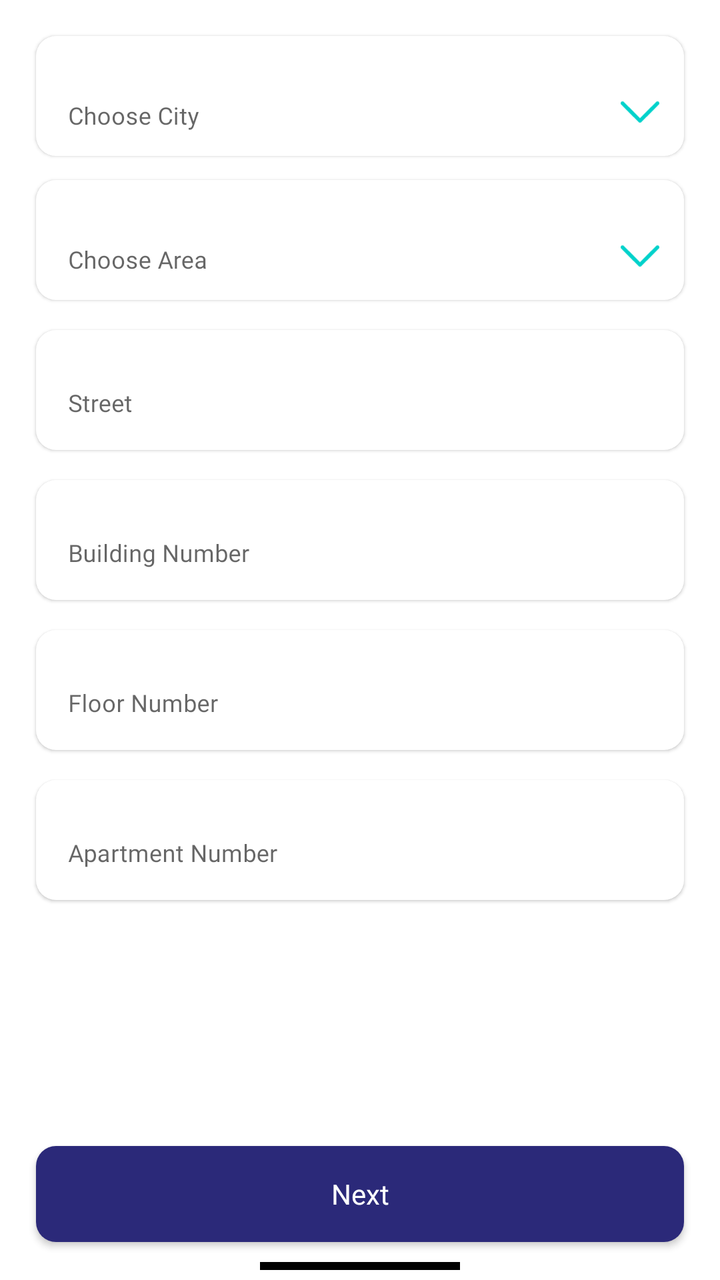
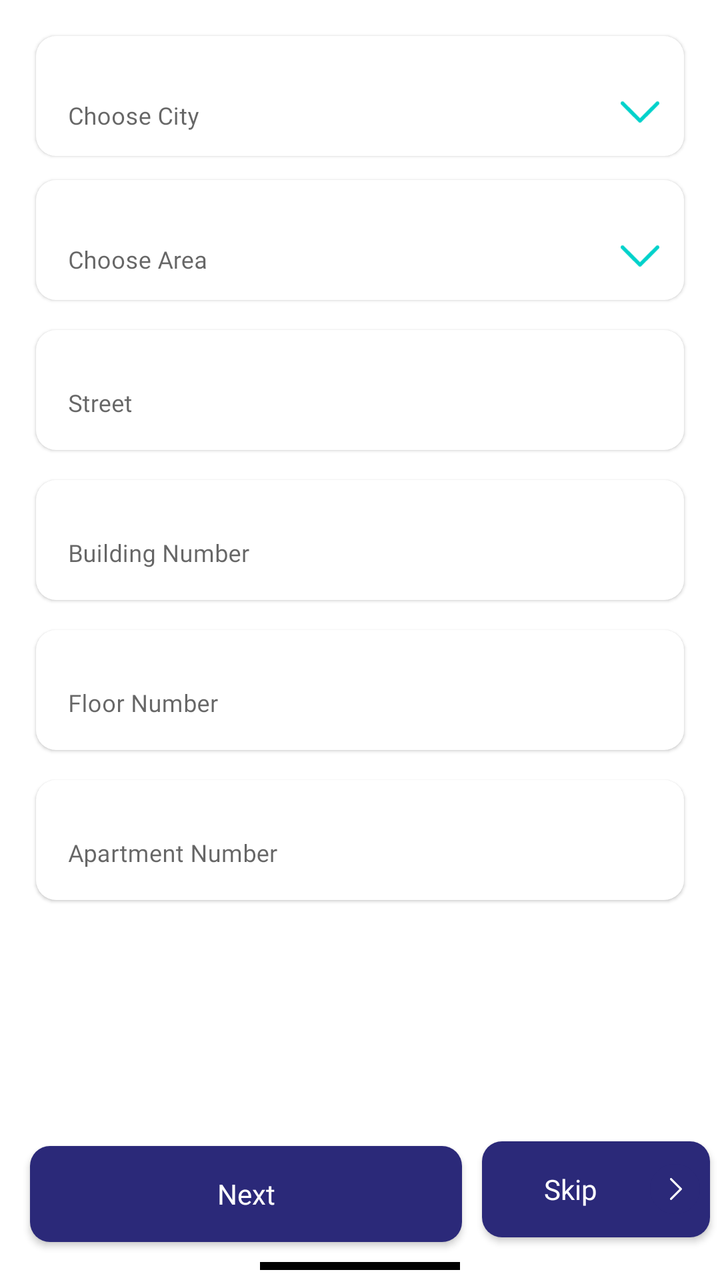

Two renders of the same Android screen: before a commit and after it. Below are the layout's source before the change and the commit's diff.
<!-- AndroidManifest.xml: application theme Theme.NewDesign -->
<!-- res/layout/locationfragment.xml -->
<?xml version="1.0" encoding="utf-8"?>
<androidx.constraintlayout.widget.ConstraintLayout
    xmlns:android="http://schemas.android.com/apk/res/android"
    xmlns:tools="http://schemas.android.com/tools"
    android:layout_width="match_parent"
    android:layout_height="match_parent"
    xmlns:app="http://schemas.android.com/apk/res-auto"
    tools:context=".fragment.navstrepercontent.LocationFragment">

    <androidx.core.widget.NestedScrollView
        android:id="@+id/layout"
        android:layout_width="match_parent"
        android:layout_height="0dp"
        app:layout_constraintEnd_toEndOf="parent"
        app:layout_constraintStart_toStartOf="parent"
        app:layout_constraintTop_toTopOf="parent"
        app:layout_constraintBottom_toTopOf="@+id/layout_btn"
        >

        <androidx.constraintlayout.widget.ConstraintLayout
            android:layout_width="match_parent"
            android:layout_height="match_parent"
            android:padding="3dp">
    <androidx.constraintlayout.widget.ConstraintLayout
        android:id="@+id/layout_Choose_City"
        android:layout_width="match_parent"
        android:layout_height="wrap_content"
        android:layout_marginStart="15dp"
        android:layout_marginTop="15dp"
        android:layout_marginEnd="15dp"
        android:background="@drawable/bg_edittext"
        android:elevation="1dp"
        app:layout_constraintEnd_toEndOf="parent"
        app:layout_constraintStart_toStartOf="parent"
        app:layout_constraintTop_toTopOf="parent">

        <androidx.appcompat.widget.AppCompatImageView
            android:id="@+id/iv_arrowdownChoose_City"
            android:layout_width="20dp"
            android:layout_height="20dp"
            android:layout_gravity="center_horizontal"
            android:layout_marginEnd="12dp"
            android:layout_marginBottom="12dp"
            android:gravity="start"
            android:src="@drawable/ic_arrowdwon"
            app:layout_constraintBottom_toBottomOf="parent"
            app:layout_constraintEnd_toEndOf="parent" />

        <com.google.android.material.textfield.TextInputLayout
            android:id="@+id/textinput_Choose_City"
            style="@style/Widget.MaterialComponents.TextInputLayout.OutlinedBox"
            android:layout_width="match_parent"
            android:layout_height="55dp"
            android:layout_marginEnd="25dp"
            android:layout_marginBottom="5dp"
            android:hint="@string/choose_city"
            android:paddingTop="2dp"
            app:boxBackgroundColor="@color/white"
            app:boxBackgroundMode="none"
            app:layout_constraintBottom_toBottomOf="parent"
            app:layout_constraintEnd_toEndOf="parent"
            app:layout_constraintStart_toStartOf="parent"
            app:layout_constraintTop_toTopOf="parent">

            <com.google.android.material.textfield.TextInputEditText
                android:id="@+id/et_Choose_City"
                android:layout_width="match_parent"
                android:layout_height="55dp"
                android:layout_gravity="center_horizontal"
                android:fontFamily="@font/avenirltstd_roman"
                android:inputType="text"
                android:enabled="false"
                android:textColor="@color/black"
                android:textSize="12sp" />

        </com.google.android.material.textfield.TextInputLayout>

    </androidx.constraintlayout.widget.ConstraintLayout>
            <androidx.appcompat.widget.AppCompatTextView
                android:id="@+id/tv_cityError"
                android:layout_width="wrap_content"
                android:layout_height="wrap_content"
                android:layout_marginTop="5dp"
                android:layout_marginBottom="5dp"
                android:layout_marginStart="15dp"
                android:fontFamily="@font/avenirltstd_roman"
                android:gravity="center"
                android:padding="3dp"
                android:visibility="gone"
                android:textColor="@color/red"
                android:textSize="12sp"
                app:layout_constraintStart_toStartOf="parent"
                app:layout_constraintTop_toBottomOf="@+id/layout_Choose_City"
                app:layout_constraintBottom_toTopOf="@+id/layout_Choose_Area"
                />
    <androidx.constraintlayout.widget.ConstraintLayout
        android:id="@+id/layout_Choose_Area"
        android:layout_width="match_parent"
        android:layout_height="wrap_content"
        android:layout_marginStart="15dp"
        android:layout_marginTop="12dp"
        android:layout_marginEnd="15dp"
        android:layout_marginBottom="10dp"
        android:animateLayoutChanges="true"
        android:clickable="true"
        android:background="@drawable/bg_edittext"
        android:elevation="1dp"
        app:layout_constraintEnd_toEndOf="parent"
        app:layout_constraintStart_toStartOf="parent"
        app:layout_constraintTop_toBottomOf="@+id/layout_Choose_City">

        <androidx.appcompat.widget.AppCompatImageView
            android:id="@+id/iv_arrowdownArea"
            android:layout_width="20dp"
            android:layout_height="20dp"
            android:layout_gravity="center_horizontal"
            android:layout_marginEnd="12dp"
            android:layout_marginBottom="12dp"
            android:gravity="start"
            android:src="@drawable/ic_arrowdwon"
            app:layout_constraintBottom_toBottomOf="parent"
            app:layout_constraintEnd_toEndOf="parent" />

        <com.google.android.material.textfield.TextInputLayout
            android:id="@+id/textinput_Choose_Area"
            style="@style/Widget.MaterialComponents.TextInputLayout.OutlinedBox"
            android:layout_width="match_parent"
            android:layout_height="55dp"
            android:layout_marginEnd="25dp"
            android:layout_marginBottom="5dp"
            android:hint="@string/choose_area"
            android:paddingTop="2dp"
            app:boxBackgroundColor="@color/white"
            app:boxBackgroundMode="none"
            app:layout_constraintBottom_toBottomOf="parent"
            app:layout_constraintEnd_toEndOf="parent"
            app:layout_constraintStart_toStartOf="parent"
            app:layout_constraintTop_toTopOf="parent">

            <com.google.android.material.textfield.TextInputEditText
                android:id="@+id/et_Choose_Area"
                android:layout_width="match_parent"
                android:layout_height="55dp"
                android:layout_gravity="center_horizontal"
                android:fontFamily="@font/avenirltstd_roman"
                android:inputType="text"
                android:enabled="false"
                android:textColor="@color/black"
                android:textSize="12sp" />

        </com.google.android.material.textfield.TextInputLayout>

    </androidx.constraintlayout.widget.ConstraintLayout>

            <androidx.appcompat.widget.AppCompatButton
                    android:id="@+id/btn_layout_Choose_City"
                    android:layout_width="0dp"
                    android:layout_height="0dp"
                    android:background="@android:color/transparent"
                    app:layout_constraintEnd_toEndOf="@+id/layout_Choose_City"
                    app:layout_constraintStart_toStartOf="@+id/layout_Choose_City"
                    app:layout_constraintTop_toTopOf="@+id/layout_Choose_City"
                    app:layout_constraintBottom_toBottomOf="@+id/layout_Choose_City"
            />
            <androidx.appcompat.widget.AppCompatButton
                    android:id="@+id/btn_layout_Choose_Area"
                    android:layout_width="0dp"
                    android:layout_height="0dp"
                    android:background="@android:color/transparent"
                    app:layout_constraintEnd_toEndOf="@+id/layout_Choose_Area"
                    app:layout_constraintStart_toStartOf="@+id/layout_Choose_Area"
                    app:layout_constraintTop_toTopOf="@+id/layout_Choose_Area"
                    app:layout_constraintBottom_toBottomOf="@+id/layout_Choose_Area"
            />
            <androidx.appcompat.widget.AppCompatTextView
                android:id="@+id/tv_areaError"
                android:layout_width="wrap_content"
                android:layout_height="wrap_content"
                android:layout_marginTop="5dp"
                android:layout_marginBottom="5dp"
                android:layout_marginStart="15dp"
                android:fontFamily="@font/avenirltstd_roman"
                android:gravity="center"
                android:padding="3dp"
                android:visibility="gone"
                android:textColor="@color/red"
                android:textSize="12sp"
                app:layout_constraintStart_toStartOf="parent"
                app:layout_constraintTop_toBottomOf="@+id/layout_Choose_Area"
                app:layout_constraintBottom_toTopOf="@+id/textinput_Street"
                />
    <com.google.android.material.textfield.TextInputLayout
        android:id="@+id/textinput_Street"
        style="@style/Widget.MaterialComponents.TextInputLayout.OutlinedBox"
        android:layout_width="match_parent"
        android:layout_height="60dp"
        android:layout_margin="15dp"
        android:background="@drawable/bg_edittext"
        android:elevation="1dp"
        android:hint="@string/street"
        android:paddingTop="2dp"
        app:boxBackgroundMode="none"
        app:layout_constraintEnd_toEndOf="parent"
        app:layout_constraintStart_toStartOf="parent"
        app:layout_constraintTop_toBottomOf="@+id/layout_Choose_Area">

        <com.google.android.material.textfield.TextInputEditText
            android:id="@+id/et_Street"
            android:layout_width="match_parent"
            android:layout_height="60dp"
            android:layout_gravity="center_horizontal"
            android:fontFamily="@font/avenirltstd_roman"
            android:gravity="start"
            android:inputType="textEmailAddress"
            android:textColor="@color/gray"
            android:textSize="12sp" />

    </com.google.android.material.textfield.TextInputLayout>
            <androidx.appcompat.widget.AppCompatTextView
                    android:id="@+id/tv_streatError"
                    android:layout_width="wrap_content"
                    android:layout_height="wrap_content"
                    android:layout_marginTop="5dp"
                    android:layout_marginBottom="5dp"
                    android:layout_marginStart="15dp"
                    android:fontFamily="@font/avenirltstd_roman"
                    android:gravity="center"
                    android:padding="3dp"
                    android:text=""
                    android:visibility="visible"
                    android:textColor="@color/red"
                    android:textSize="12sp"
                    app:layout_constraintStart_toStartOf="parent"
                    app:layout_constraintTop_toBottomOf="@+id/textinput_Street"
                    app:layout_constraintBottom_toTopOf="@+id/textinput_BuildingNumber"
                    />
    <com.google.android.material.textfield.TextInputLayout
        android:id="@+id/textinput_BuildingNumber"
        style="@style/Widget.MaterialComponents.TextInputLayout.OutlinedBox"
        android:layout_width="match_parent"
        android:layout_height="60dp"
        android:layout_margin="15dp"
        android:background="@drawable/bg_edittext"
        android:elevation="1dp"
        android:hint="@string/building_number"
        android:paddingTop="2dp"
        app:boxBackgroundMode="none"
        app:layout_constraintEnd_toEndOf="parent"
        app:layout_constraintStart_toStartOf="parent"
        app:layout_constraintTop_toBottomOf="@+id/textinput_Street">

        <com.google.android.material.textfield.TextInputEditText
            android:id="@+id/et_BuildingNumber"
            android:layout_width="match_parent"
            android:layout_height="60dp"
            android:layout_gravity="center_horizontal"
            android:fontFamily="@font/avenirltstd_roman"
            android:gravity="start"
            android:inputType="textEmailAddress"
            android:textColor="@color/gray"
            android:textSize="12sp" />

    </com.google.android.material.textfield.TextInputLayout>
    <com.google.android.material.textfield.TextInputLayout
        android:id="@+id/textinput_FloorNumber"
        style="@style/Widget.MaterialComponents.TextInputLayout.OutlinedBox"
        android:layout_width="match_parent"
        android:layout_height="60dp"
        android:layout_margin="15dp"
        android:background="@drawable/bg_edittext"
        android:elevation="1dp"
        android:hint="@string/floor_number"
        android:paddingTop="2dp"
        app:boxBackgroundMode="none"
        app:layout_constraintEnd_toEndOf="parent"
        app:layout_constraintStart_toStartOf="parent"
        app:layout_constraintTop_toBottomOf="@+id/textinput_BuildingNumber">

        <com.google.android.material.textfield.TextInputEditText
            android:id="@+id/et_FloorNumber"
            android:layout_width="match_parent"
            android:layout_height="60dp"
            android:layout_gravity="center_horizontal"
            android:fontFamily="@font/avenirltstd_roman"
            android:gravity="start"
            android:inputType="number"
            android:textColor="@color/gray"
            android:textSize="12sp" />

    </com.google.android.material.textfield.TextInputLayout>
    <com.google.android.material.textfield.TextInputLayout
        android:id="@+id/textinput_ApartmentNumber"
        style="@style/Widget.MaterialComponents.TextInputLayout.OutlinedBox"
        android:layout_width="match_parent"
        android:layout_height="60dp"
        android:layout_margin="15dp"
        android:background="@drawable/bg_edittext"
        android:elevation="1dp"
        android:hint="@string/apartment_number"
        android:paddingTop="2dp"
        app:boxBackgroundMode="none"
        app:layout_constraintBottom_toBottomOf="parent"
        app:layout_constraintEnd_toEndOf="parent"
        app:layout_constraintStart_toStartOf="parent"
        app:layout_constraintTop_toBottomOf="@+id/textinput_FloorNumber">

        <com.google.android.material.textfield.TextInputEditText
            android:id="@+id/et_ApartmentNumber"
            android:layout_width="match_parent"
            android:layout_height="60dp"
            android:layout_gravity="center_horizontal"
            android:fontFamily="@font/avenirltstd_roman"
            android:gravity="start"
            android:inputType="textEmailAddress"
            android:textColor="@color/gray"
            android:textSize="12sp" />

    </com.google.android.material.textfield.TextInputLayout>


        </androidx.constraintlayout.widget.ConstraintLayout>
    </androidx.core.widget.NestedScrollView>

    <androidx.constraintlayout.widget.ConstraintLayout
        android:id="@+id/layout_btn"
        android:layout_width="match_parent"
        android:layout_height="wrap_content"
        app:layout_constraintTop_toBottomOf="@+id/layout"
        app:layout_constraintBottom_toTopOf="@+id/imageView"
        app:layout_constraintEnd_toEndOf="parent"
        app:layout_constraintStart_toStartOf="parent">

        <androidx.appcompat.widget.AppCompatButton
            android:id="@+id/btn_next"
            android:layout_width="0dp"
            android:layout_height="wrap_content"
            android:layout_marginTop="15dp"
            android:layout_marginBottom="10dp"
            android:background="@drawable/bg_chooselang_button"
            android:fontFamily="@font/avenirltstd_black"
            android:padding="5dp"
            android:text="@string/next"
            android:textColor="@color/white"
            android:textSize="14sp"
            android:textAllCaps="false"
            app:layout_constraintTop_toTopOf="parent"
            app:layout_constraintBottom_toBottomOf="parent"
            app:layout_constraintEnd_toEndOf="parent"
            app:layout_constraintStart_toStartOf="parent"
            app:layout_constraintWidth_percent=".9" />
    </androidx.constraintlayout.widget.ConstraintLayout>
    <ProgressBar
        android:id="@+id/progress_bar"
        android:layout_width="wrap_content"
        android:layout_height="wrap_content"
        app:layout_constraintEnd_toEndOf="@+id/layout_btn"
        app:layout_constraintStart_toStartOf="@+id/layout_btn"
        app:layout_constraintBottom_toBottomOf="@+id/layout_btn"
        app:layout_constraintTop_toTopOf="@+id/layout_btn"
        android:visibility="gone"
        />


    <ImageView
        android:id="@+id/imageView"
        android:layout_width="100dp"
        android:layout_height="4dp"
        android:layout_marginTop="20dp"
        android:layout_marginBottom="5dp"
        android:adjustViewBounds="true"
        android:background="@color/black"
        app:layout_constraintBottom_toBottomOf="parent"
        app:layout_constraintEnd_toEndOf="parent"
        app:layout_constraintStart_toStartOf="parent"
         />
    <ProgressBar
        android:id="@+id/progress_barInfo"
        android:layout_width="wrap_content"
        android:layout_height="wrap_content"
        android:visibility="gone"
        app:layout_constraintBottom_toBottomOf="parent"
        app:layout_constraintEnd_toEndOf="parent"
        app:layout_constraintStart_toStartOf="parent"
        app:layout_constraintTop_toTopOf="parent" />

</androidx.constraintlayout.widget.ConstraintLayout>
<!-- resources referenced by this layout -->
<resources>
  <color name="black">#FF000000</color>
  <color name="gray">#B7B7B7</color>
  <color name="red">#F60707</color>
  <color name="white">#FFFFFFFF</color>
  <!-- drawable bg_chooselang_button (drawable) -->
  <?xml version="1.0" encoding="utf-8"?>
  <shape xmlns:android="http://schemas.android.com/apk/res/android"
      android:shape="rectangle"
      >
  
      <corners android:radius="10dp"/>
      <solid android:color="@color/blue"/>
  
  
  </shape>
  <!-- drawable bg_edittext (drawable) -->
  <?xml version="1.0" encoding="utf-8"?>
  <shape xmlns:android="http://schemas.android.com/apk/res/android"
      android:shape="rectangle"
      >
  
      <solid android:color="@color/white"/>
      <corners android:radius="10dp"/>
  </shape>
  <!-- drawable ic_arrowdwon (drawable) -->
  <vector xmlns:android="http://schemas.android.com/apk/res/android"
      android:width="16dp"
      android:height="10dp"
      android:viewportWidth="16"
      android:viewportHeight="10">
    <path
        android:pathData="M0.47,0.97C0.736,0.703 1.153,0.679 1.446,0.897L1.53,0.97L8,7.439L14.47,0.97C14.736,0.703 15.153,0.679 15.446,0.897L15.53,0.97C15.797,1.236 15.821,1.653 15.603,1.946L15.53,2.03L8.53,9.03C8.264,9.297 7.847,9.321 7.554,9.103L7.47,9.03L0.47,2.03C0.177,1.737 0.177,1.263 0.47,0.97Z"
        android:fillColor="#00D2CB"/>
  </vector>
  <string name="apartment_number">Apartment Number</string>
  <string name="building_number">Building Number</string>
  <string name="choose_area">Choose Area</string>
  <string name="choose_city">Choose City</string>
  <string name="floor_number">Floor Number</string>
  <string name="next">Next</string>
  <string name="street">Street</string>
  <style name="Theme.NewDesign" parent="Theme.MaterialComponents.Light.NoActionBar">
          
          <item name="colorPrimary">@color/purple_500</item>
          <item name="colorPrimaryVariant">@color/purple_700</item>
          <item name="colorOnPrimary">@color/white</item>
          
          <item name="colorSecondary">#0639BA</item>
          <item name="colorSecondaryVariant">@color/teal_700</item>
          <item name="colorOnSecondary">@color/black</item>
          
          <item name="android:statusBarColor">?attr/colorPrimaryVariant</item>
          
      </style>
  <color name="blue">#2B2979</color>
  <color name="purple_500">#AEB3BE</color>
  <color name="purple_700">#FF3700B3</color>
  <color name="teal_700">#FF018786</color>
</resources>

<!-- the commit's change to res/layout/locationfragment.xml (unified diff, before → after) -->
@@ -322,32 +322,55 @@
     </androidx.core.widget.NestedScrollView>
 
     <androidx.constraintlayout.widget.ConstraintLayout
-        android:id="@+id/layout_btn"
-        android:layout_width="match_parent"
-        android:layout_height="wrap_content"
-        app:layout_constraintTop_toBottomOf="@+id/layout"
-        app:layout_constraintBottom_toTopOf="@+id/imageView"
-        app:layout_constraintEnd_toEndOf="parent"
-        app:layout_constraintStart_toStartOf="parent">
+            android:id="@+id/layout_btn"
+            android:layout_width="match_parent"
+            android:layout_height="wrap_content"
+            app:layout_constraintTop_toBottomOf="@+id/layout"
+            app:layout_constraintBottom_toTopOf="@+id/imageView"
+            app:layout_constraintEnd_toEndOf="parent"
+            app:layout_constraintStart_toStartOf="parent">
 
         <androidx.appcompat.widget.AppCompatButton
-            android:id="@+id/btn_next"
-            android:layout_width="0dp"
-            android:layout_height="wrap_content"
-            android:layout_marginTop="15dp"
-            android:layout_marginBottom="10dp"
-            android:background="@drawable/bg_chooselang_button"
-            android:fontFamily="@font/avenirltstd_black"
-            android:padding="5dp"
-            android:text="@string/next"
-            android:textColor="@color/white"
-            android:textSize="14sp"
-            android:textAllCaps="false"
-            app:layout_constraintTop_toTopOf="parent"
-            app:layout_constraintBottom_toBottomOf="parent"
-            app:layout_constraintEnd_toEndOf="parent"
-            app:layout_constraintStart_toStartOf="parent"
-            app:layout_constraintWidth_percent=".9" />
+                android:id="@+id/btn_next"
+                android:layout_width="0dp"
+                android:layout_height="wrap_content"
+                android:layout_marginTop="15dp"
+                android:layout_marginBottom="10dp"
+                android:layout_marginStart="15dp"
+                android:layout_marginEnd="10dp"
+                android:background="@drawable/bg_chooselang_button"
+                android:fontFamily="@font/avenirltstd_black"
+                android:padding="5dp"
+                android:text="@string/next"
+                android:textColor="@color/white"
+                android:textSize="14sp"
+                android:textAllCaps="false"
+                app:layout_constraintWidth_percent=".6"
+                app:layout_constraintTop_toTopOf="parent"
+                app:layout_constraintBottom_toBottomOf="parent"
+                app:layout_constraintEnd_toStartOf="@+id/btn_skip"
+                app:layout_constraintStart_toStartOf="parent"
+                app:layout_constraintHorizontal_chainStyle="spread_inside" />
+
+        <androidx.appcompat.widget.AppCompatButton
+                android:id="@+id/btn_skip"
+                android:layout_width="0dp"
+                android:layout_height="wrap_content"
+                android:background="@drawable/bg_chooselang_button"
+                android:fontFamily="@font/avenirltstd_roman"
+                android:text="@string/skip"
+                android:drawableEnd="@drawable/ic_arrow_right"
+                android:layout_marginStart="@dimen/_3sdp"
+                android:textColor="@color/white"
+                android:textSize="14sp"
+                android:padding="5dp"
+                android:layout_marginEnd="5dp"
+                android:textAllCaps="false"
+                app:layout_constraintBottom_toBottomOf="parent"
+                app:layout_constraintEnd_toEndOf="parent"
+                app:layout_constraintStart_toEndOf="@+id/btn_next"
+                app:layout_constraintTop_toTopOf="parent" />
+
     </androidx.constraintlayout.widget.ConstraintLayout>
     <ProgressBar
         android:id="@+id/progress_bar"
<!-- resource entries referenced after the edit -->
@@ -24,6 +24,13 @@
       <solid android:color="@color/white"/>
       <corners android:radius="10dp"/>
   </shape>
+  <!-- drawable ic_arrow_right (drawable) -->
+  <vector android:autoMirrored="true" android:height="25dp"
+      android:viewportHeight="25" android:viewportWidth="25"
+      android:width="25dp" xmlns:android="http://schemas.android.com/apk/res/android">
+      <path android:fillColor="#2B2979" android:pathData="M12.5,12.5m-12.5,0a12.5,12.5 0,1 1,25 0a12.5,12.5 0,1 1,-25 0"/>
+      <path android:fillColor="#ffffff" android:pathData="M10.155,17.844C9.967,17.655 9.95,17.359 10.104,17.151L10.155,17.091L14.722,12.5L10.155,7.909C9.967,7.72 9.95,7.424 10.104,7.216L10.155,7.156C10.343,6.967 10.637,6.95 10.844,7.104L10.904,7.156L15.845,12.124C16.033,12.313 16.05,12.608 15.896,12.817L15.845,12.876L10.904,17.844C10.697,18.052 10.362,18.052 10.155,17.844Z"/>
+  </vector>
   <!-- drawable ic_arrowdwon (drawable) -->
   <vector xmlns:android="http://schemas.android.com/apk/res/android"
       android:width="16dp"
@@ -40,6 +47,7 @@
   <string name="choose_city">Choose City</string>
   <string name="floor_number">Floor Number</string>
   <string name="next">Next</string>
+  <string name="skip">Skip</string>
   <string name="street">Street</string>
   <style name="Theme.NewDesign" parent="Theme.MaterialComponents.Light.NoActionBar">
           
